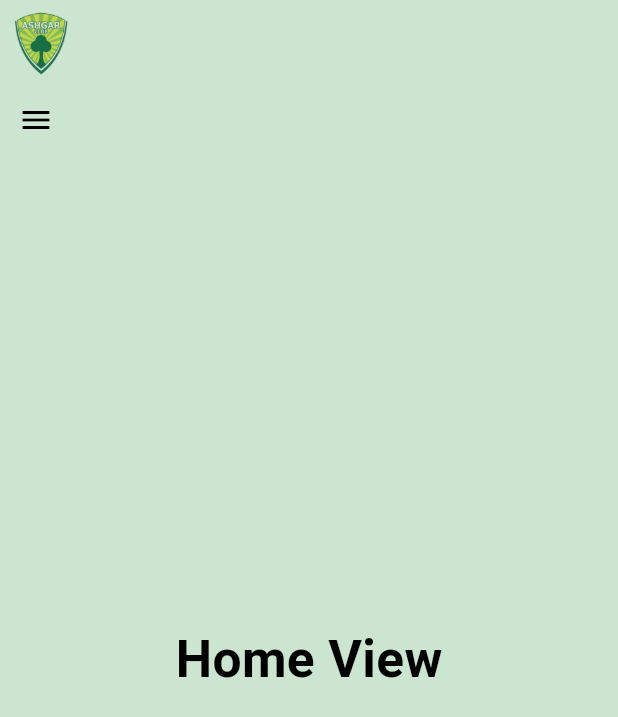
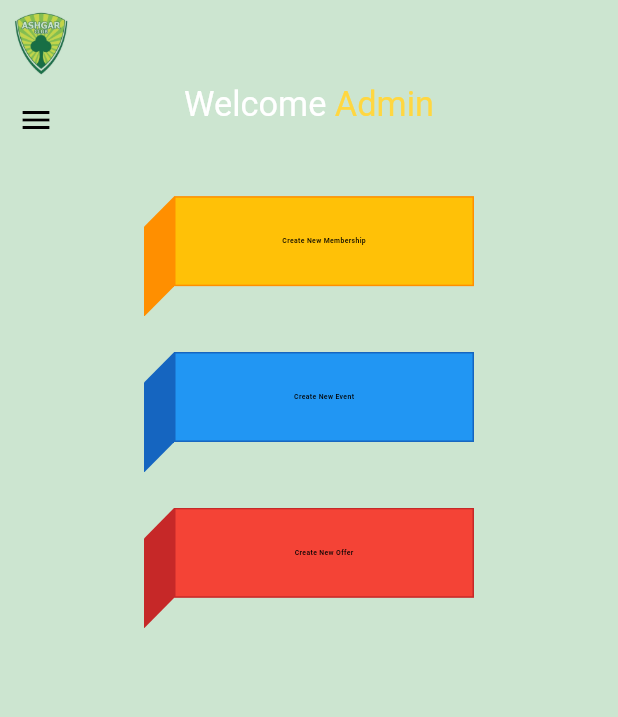
Before and after one commit to MosasaUnited/AshgarClubAdminDash, a Flutter app: the screen it shows after launch, on a phone screen of 412 x 824 dp. Shown: the top 717 px of the screen. Run offline on Flutter 3.47's test engine with Material 3 defaults, Android fonts, the phone set to English and light mode, and no system bars; our stand-ins replace flutter_screenutil, go_router; Roboto replaces fonts that are missing (Cairo).

Commit message:
StartHomeScreenWithRichTextWelcomeText&&CustomButtonAnimation

```diff
--- /dev/null
+++ b/lib/core/widgets/custom_button_animation.dart
@@ -0,0 +1,109 @@
+import 'dart:math' as math;
+
+import 'package:flutter/material.dart';
+
+class CustomButtonAnimation extends StatefulWidget {
+  const CustomButtonAnimation(
+      {super.key,
+      required this.child,
+      this.color = Colors.blue,
+      required this.onPressed});
+
+  final Duration _duration = const Duration(milliseconds: 70);
+  final Widget child;
+  final MaterialColor color;
+  final GestureTapCallback onPressed;
+
+  @override
+  State<CustomButtonAnimation> createState() => _CustomButtonAnimationState();
+}
+
+class _CustomButtonAnimationState extends State<CustomButtonAnimation> {
+  double _faceLeft = 20.0;
+  double _faceTop = 0.0;
+  double _slideWidth = 20.0;
+  double _bottomHeight = 20.0;
+  final Curve _curve = Curves.ease;
+
+  @override
+  Widget build(BuildContext context) {
+    return SizedBox(
+      width: 220.0,
+      height: 80.0,
+      child: GestureDetector(
+        onTapDown: _pressed,
+        onTapUp: _unPressedOnTapUp,
+        onTapCancel: _unPressed,
+        child: Stack(
+          children: [
+            Positioned(
+              top: 0.2,
+              child: Transform(
+                origin: const Offset(20, 0),
+                transform: Matrix4.skewY(-0.79),
+                child: AnimatedContainer(
+                  duration: widget._duration,
+                  curve: _curve,
+                  width: _slideWidth,
+                  height: 60,
+                  color: widget.color[800],
+                ),
+              ),
+            ),
+            Positioned(
+              top: 60.0,
+              left: 20.1,
+              child: Transform(
+                transform: Matrix4.rotationZ(math.pi),
+                child: AnimatedContainer(
+                  duration: widget._duration,
+                  curve: _curve,
+                  width: 200.0,
+                  height: _bottomHeight,
+                  color: widget.color[800],
+                ),
+              ),
+            ),
+            AnimatedPositioned(
+              duration: widget._duration,
+              curve: _curve,
+              left: _faceLeft,
+              top: _faceTop,
+              child: Container(
+                alignment: Alignment.center,
+                width: 200,
+                height: 60,
+                decoration: BoxDecoration(
+                  color: widget.color,
+                  border: Border.all(color: widget.color[800]!, width: 1),
+                ),
+                child: widget.child,
+              ),
+            ),
+          ],
+        ),
+      ),
+    );
+  }
+
+  void _pressed(_) {
+    setState(() {
+      _faceLeft = 0.0;
+      _faceTop = 20.0;
+      _slideWidth = 0.0;
+      _bottomHeight = 0.0;
+    });
+    widget.onPressed();
+  }
+
+  void _unPressedOnTapUp(_) => _unPressed();
+
+  void _unPressed() {
+    setState(() {
+      _faceLeft = 20.0;
+      _faceTop = 0.0;
+      _slideWidth = 20.0;
+      _bottomHeight = 20.0;
+    });
+  }
+}
--- a/lib/feature/home/presentation/screens/home_view_body.dart
+++ b/lib/feature/home/presentation/screens/home_view_body.dart
@@ -1,16 +1,26 @@
 import 'package:flutter/material.dart';
+import 'package:flutter_screenutil/flutter_screenutil.dart';
 
-import '../../../../core/theme/styles.dart';
+import '../widgets/custom_home_buttons.dart';
+import '../widgets/custom_welcome_rich.dart';
 
 class HomeViewBody extends StatelessWidget {
   const HomeViewBody({super.key});
 
   @override
   Widget build(BuildContext context) {
-    return Center(
-      child: Text(
-        'Home View',
-        style: Styles.textStyle30,
+    return Scaffold(
+      body: Center(
+        child: Column(
+          mainAxisAlignment: MainAxisAlignment.start,
+          children: [
+            const CustomWelcomeRich(),
+            SizedBox(
+              height: 40.h,
+            ),
+            const CustomHomeButtons(),
+          ],
+        ),
       ),
     );
   }
--- /dev/null
+++ b/lib/feature/home/presentation/widgets/custom_home_buttons.dart
@@ -0,0 +1,55 @@
+import 'package:flutter/material.dart';
+import 'package:flutter_screenutil/flutter_screenutil.dart';
+
+import '../../../../core/widgets/custom_button_animation.dart';
+
+class CustomHomeButtons extends StatelessWidget {
+  const CustomHomeButtons({super.key});
+
+  @override
+  Widget build(BuildContext context) {
+    return Column(
+      children: [
+        CustomButtonAnimation(
+          onPressed: () {},
+          color: Colors.amber,
+          child: Text(
+            'Create New Membership',
+            style: TextStyle(
+              fontWeight: FontWeight.w700,
+              fontSize: 4.sp,
+            ),
+          ),
+        ),
+        SizedBox(
+          height: 20.h,
+        ),
+        CustomButtonAnimation(
+          onPressed: () {},
+          color: Colors.blue,
+          child: Text(
+            'Create New Event',
+            style: TextStyle(
+              fontWeight: FontWeight.w700,
+              fontSize: 4.sp,
+            ),
+          ),
+        ),
+        SizedBox(
+          height: 20.h,
+        ),
+        CustomButtonAnimation(
+          onPressed: () {},
+          color: Colors.red,
+          child: Text(
+            'Create New Offer',
+            style: TextStyle(
+              fontWeight: FontWeight.w700,
+              fontSize: 4.sp,
+            ),
+          ),
+        ),
+      ],
+    );
+  }
+}
--- /dev/null
+++ b/lib/feature/home/presentation/widgets/custom_welcome_rich.dart
@@ -0,0 +1,25 @@
+import 'package:flutter/material.dart';
+
+import '../../../../core/theme/styles.dart';
+
+class CustomWelcomeRich extends StatelessWidget {
+  const CustomWelcomeRich({super.key});
+
+  @override
+  Widget build(BuildContext context) {
+    return RichText(
+      text: TextSpan(
+        text: 'Welcome ',
+        style: Styles.textStyle20,
+        children: [
+          TextSpan(
+            text: 'Admin',
+            style: Styles.textStyle20.copyWith(
+              color: Colors.amberAccent,
+            ),
+          ),
+        ],
+      ),
+    );
+  }
+}
```
